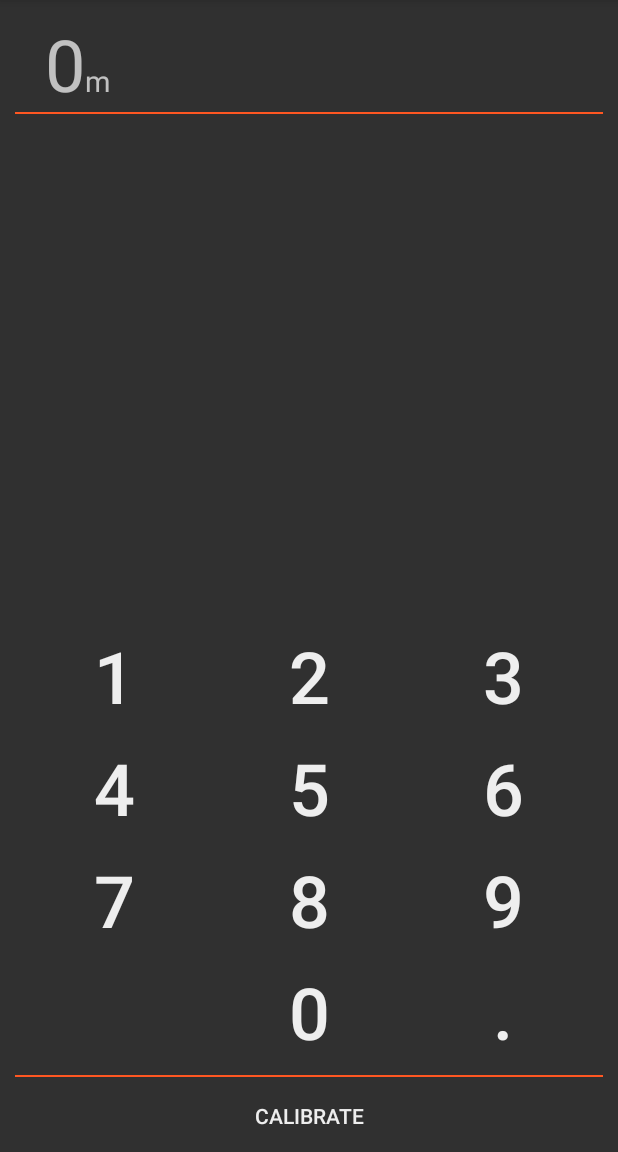
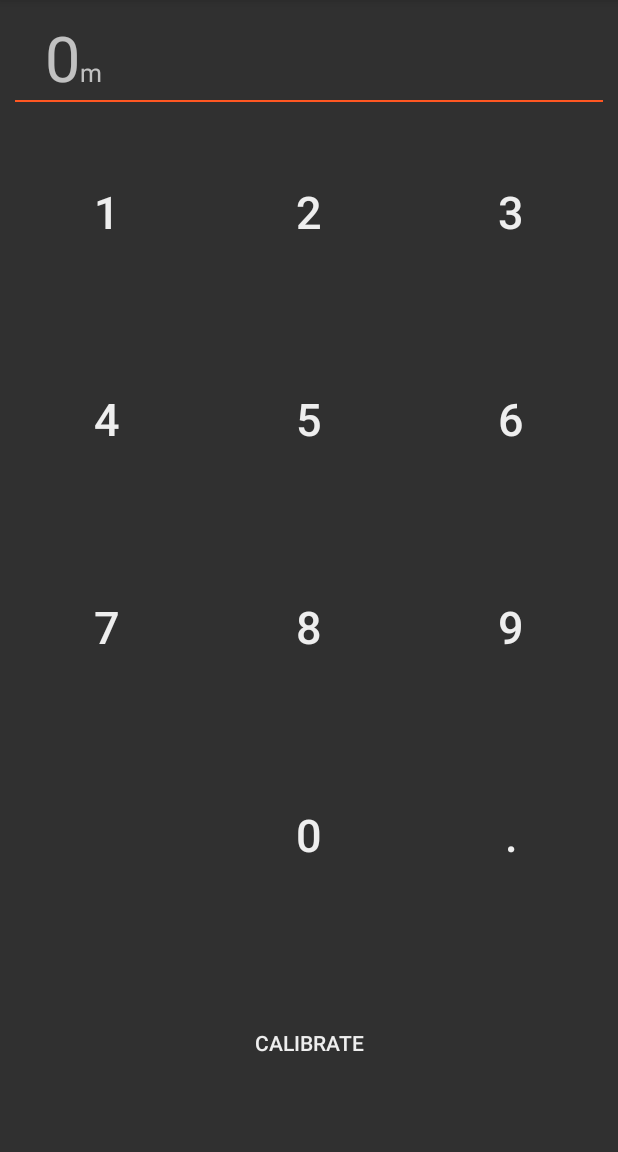
Before and after one commit to choyg/Hiking-Altimeter, an Android app: the fragment CalibrationFragment shown on its own in the app's theme, on a phone screen of 412 x 824 dp, the part 84-1236 px from its top. Run offline under Robolectric (Android 15) with nearby library versions, the phone set to English and light mode, and no system bars.

Commit message:
Added flexible calibration layout that does not overflow in landscape orientation

```diff
--- a/app/build.gradle
+++ b/app/build.gradle
@@ -20,6 +20,7 @@ android {
 }
 
 dependencies {
+    compile 'com.android.support:gridlayout-v7:23.4.0'
     compile fileTree(dir: 'libs', include: ['*.jar'])
     compile 'com.android.support:appcompat-v7:23.1.1'
     compile project(':tabs')
--- a/app/src/main/AndroidManifest.xml
+++ b/app/src/main/AndroidManifest.xml
@@ -16,6 +16,7 @@
                 <category android:name="android.intent.category.LAUNCHER" />
             </intent-filter>
         </activity>
+        <service android:name=".BarometerService"/>
     </application>
 
 </manifest>
--- a/app/src/main/java/testb/org/altimeter/CalibrationFragment.java
+++ b/app/src/main/java/testb/org/altimeter/CalibrationFragment.java
@@ -23,7 +23,7 @@ public class CalibrationFragment extends Fragment {
 
     @Override
     public View onCreateView(LayoutInflater inflater, ViewGroup container, Bundle savedInstanceState) {
-        View myView = inflater.inflate(R.layout.test, container, false);
+        View myView = inflater.inflate(R.layout.calibration, container, false);
         sharedPref = PreferenceManager.getDefaultSharedPreferences(getActivity());
 
         listener = new SharedPreferences.OnSharedPreferenceChangeListener() {
@@ -143,7 +143,7 @@ public class CalibrationFragment extends Fragment {
         icicle.putString("text", currentDistance);
     }
 
-    //Preference Checking. android mvc plsss
+
     private String getUnits() {
         return sharedPref.getString("pref_unitType", "0");
     }
--- a/app/src/main/java/testb/org/altimeter/MainFragment.java
+++ b/app/src/main/java/testb/org/altimeter/MainFragment.java
@@ -97,7 +97,7 @@ public class MainFragment extends Fragment implements SensorEventListener {
     }
 
     private void updateAltitudeTextView(double alt){
-        int unitTextLength=1;
+        int unitTextLength;
         String str;
         str = String.format(getStrFormat(), alt);
         if(getUnits().equals("1")){
--- a/app/src/main/res/layout/calibration.xml
+++ b/app/src/main/res/layout/calibration.xml
@@ -1,127 +1,226 @@
-<GridLayout xmlns:android="http://schemas.android.com/apk/res/android"
+<LinearLayout xmlns:android="http://schemas.android.com/apk/res/android"
     xmlns:tools="http://schemas.android.com/tools"
     android:layout_width="match_parent"
     android:layout_height="match_parent"
+    android:baselineAligned="false"
+    android:orientation="vertical"
     tools:context=".MainActivity">
+
+    <RelativeLayout
+        android:id="@+id/textLayout"
+        android:layout_width="wrap_content"
+        android:layout_height="wrap_content"
+        android:paddingTop="10dp">
+
         <TextView
             android:id="@+id/distance"
             android:layout_width="wrap_content"
             android:layout_height="wrap_content"
             android:layout_alignParentLeft="true"
             android:paddingLeft="30dp"
+            android:text="00000mi"
+            android:textSize="42sp" />
 
-        android:text="00000mi"
-        android:textSize="48sp"
+        <View
+            android:id="@+id/distDivider"
+            android:layout_width="fill_parent"
+            android:layout_height="1sp"
+            android:layout_below="@id/distance"
+            android:layout_marginLeft="10dp"
+            android:layout_marginRight="10dp"
+            android:background="@color/colorPrimary" />
 
+        <ImageButton
+            android:id="@+id/removeButton"
+            style="?android:attr/borderlessButtonStyle"
+            android:layout_width="wrap_content"
+            android:layout_height="wrap_content"
+            android:layout_above="@id/distDivider"
+            android:layout_alignParentRight="true"
+            android:scaleType="fitCenter"
+            android:src="@drawable/ic_action_remove" />
 
+    </RelativeLayout>
+
+    <LinearLayout
+        android:layout_width="match_parent"
+        android:layout_height="0dp"
+        android:gravity="bottom"
+        android:layout_weight="1"
+        android:orientation="vertical">
+
+        <android.support.v7.widget.GridLayout xmlns:grid="http://schemas.android.com/apk/res-auto"
+            android:id="@+id/choice_grid"
+            android:layout_width="match_parent"
+            android:layout_height="match_parent"
+            android:padding="4dp"
+            grid:alignmentMode="alignBounds"
+            grid:columnCount="3"
+            grid:rowOrderPreserved="true"
+            grid:useDefaultMargins="true">
+
+            <Button
+                android:id="@+id/one"
+                android:layout_width="0dp"
+                android:layout_height="0dp"
+                android:background="?android:attr/selectableItemBackground"
+                android:gravity="center"
+                android:text="1"
+                android:textSize="30sp"
+                grid:layout_columnWeight="1"
+                grid:layout_rowWeight="1"
+                grid:layout_gravity="fill" />
+
+            <Button
+                android:id="@+id/two"
+                android:layout_width="0dp"
+                android:layout_height="0dp"
+                android:background="?android:attr/selectableItemBackground"
+                android:gravity="center"
+                android:text="2"
+                android:textSize="30sp"
+                grid:layout_columnWeight="1"
+                grid:layout_rowWeight="1"
+                grid:layout_gravity="fill" />
+
+            <Button
+                android:id="@+id/three"
+                android:layout_width="0dp"
+                android:layout_height="0dp"
+                android:background="?android:attr/selectableItemBackground"
+                android:gravity="center"
+                android:text="3"
+                android:textSize="30sp"
+                grid:layout_columnWeight="1"
+                grid:layout_rowWeight="1"
+                grid:layout_gravity="fill" />
+
+            <Button
+                android:id="@+id/four"
+                android:layout_width="0dp"
+                android:layout_height="0dp"
+                android:background="?android:attr/selectableItemBackground"
+                android:gravity="center"
+                android:text="4"
+                android:textSize="30sp"
+                grid:layout_columnWeight="1"
+                grid:layout_rowWeight="1"
+                grid:layout_gravity="fill" />
+
+            <Button
+                android:id="@+id/five"
+                android:layout_width="0dp"
+                android:layout_height="0dp"
+                android:background="?android:attr/selectableItemBackground"
+                android:gravity="center"
+                android:text="5"
+                android:textSize="30sp"
+                grid:layout_columnWeight="1"
+                grid:layout_rowWeight="1"
+                grid:layout_gravity="fill"
                 />
 
             <Button
-        android:id="@+id/one"
-        android:layout_width="wrap_content"
-        android:layout_height="wrap_content"
-        android:layout_marginBottom="10dp"
+                android:id="@+id/six"
+                android:layout_width="0dp"
+                android:layout_height="0dp"
                 android:background="?android:attr/selectableItemBackground"
-        android:text="1"
-        android:textSize="48sp"
-        android:layout_column="1"
-        android:layout_row="1"/>
-
-    <Button
-        android:id="@+id/two"
-        android:layout_width="wrap_content"
-        android:layout_height="wrap_content"
-        android:background="?android:attr/selectableItemBackground"
-        android:text="2"
-        android:textSize="48sp" />
-
-    <Button
-        android:id="@+id/three"
-        android:layout_width="wrap_content"
-        android:layout_height="wrap_content"
-        android:background="?android:attr/selectableItemBackground"
-        android:text="3"
-        android:textSize="48sp" />
-
-    <Button
-        android:id="@+id/four"
-        android:layout_width="wrap_content"
-        android:layout_height="wrap_content"
-        android:background="?android:attr/selectableItemBackground"
-        android:text="4"
-        android:textSize="48sp"
-        android:layout_column="1"
-        android:layout_row="2"/>
-
-    <Button
-        android:id="@+id/five"
-        android:layout_width="wrap_content"
-        android:layout_height="wrap_content"
-        android:background="?android:attr/selectableItemBackground"
-        android:text="5"
-        android:textSize="48sp" />
-
-    <Button
-        android:id="@+id/six"
-        android:layout_width="wrap_content"
-        android:layout_height="wrap_content"
-        android:layout_marginBottom="10dp"
-        android:background="?android:attr/selectableItemBackground"
+                android:gravity="center"
                 android:text="6"
-        android:textSize="48sp" />
+                android:textSize="30sp"
+                grid:layout_columnWeight="1"
+                grid:layout_rowWeight="1"
+                grid:layout_gravity="fill" />
 
             <Button
                 android:id="@+id/seven"
-        android:layout_width="wrap_content"
-        android:layout_height="wrap_content"
+                android:layout_width="0dp"
+                android:layout_height="0dp"
                 android:background="?android:attr/selectableItemBackground"
+                android:gravity="center"
                 android:text="7"
-        android:textSize="48sp"
-        android:layout_row="3"
-        android:layout_column="1"/>
+                android:textSize="30sp"
+                grid:layout_columnWeight="1"
+                grid:layout_rowWeight="1"
+                grid:layout_gravity="fill" />
 
             <Button
                 android:id="@+id/eight"
-        android:layout_width="wrap_content"
-        android:layout_height="wrap_content"
+                android:layout_width="0dp"
+                android:layout_height="0dp"
                 android:background="?android:attr/selectableItemBackground"
+                android:gravity="center"
                 android:text="8"
-        android:textSize="48sp" />
+                android:textSize="30sp"
+                grid:layout_columnWeight="1"
+                grid:layout_rowWeight="1"
+                grid:layout_gravity="fill" />
 
             <Button
                 android:id="@+id/nine"
-        android:layout_width="wrap_content"
-        android:layout_height="wrap_content"
-        android:layout_marginBottom="10dp"
+                android:layout_width="0dp"
+                android:layout_height="0dp"
                 android:background="?android:attr/selectableItemBackground"
+                android:gravity="center"
                 android:text="9"
-        android:textSize="48sp" />
+                android:textSize="30sp"
+                grid:layout_columnWeight="1"
+                grid:layout_rowWeight="1"
+                grid:layout_gravity="fill" />
+
             <Button
                 android:id="@+id/filler"
-        android:layout_width="wrap_content"
-        android:layout_height="wrap_content"
+                android:layout_width="0dp"
+                android:layout_height="0dp"
                 android:background="?android:attr/selectableItemBackground"
-        android:text="0"
-        android:textSize="48sp"
-        android:typeface="monospace"
+                android:gravity="center"
+                android:text="1"
+                android:textSize="30sp"
                 android:visibility="invisible"
-        android:layout_row="4"
-        android:layout_column="1"/>
+                grid:layout_columnWeight="1"
+                grid:layout_rowWeight="1"
+                grid:layout_gravity="fill" />
 
             <Button
                 android:id="@+id/zero"
-        android:layout_width="wrap_content"
-        android:layout_height="wrap_content"
+                android:layout_width="0dp"
+                android:layout_height="0dp"
                 android:background="?android:attr/selectableItemBackground"
+                android:gravity="center"
                 android:text="0"
-        android:textSize="48sp" />
+                android:textSize="30sp"
+                grid:layout_columnWeight="1"
+                grid:layout_rowWeight="1"
+                grid:layout_gravity="fill" />
 
             <Button
                 android:id="@+id/decimal"
-        android:layout_width="wrap_content"
-        android:layout_height="wrap_content"
-        android:layout_marginBottom="10dp"
+                android:layout_width="0dp"
+                android:layout_height="0dp"
                 android:background="?android:attr/selectableItemBackground"
+                android:gravity="center"
                 android:text="."
-        android:textSize="48sp" />
-</GridLayout>
+                android:textSize="30sp"
+                grid:layout_columnWeight="1"
+                grid:layout_rowWeight="1"
+                grid:layout_gravity="fill" />
+
+
+            <Button
+                android:id="@+id/calibrationButton"
+                android:layout_width="0dp"
+                android:layout_height="0dp"
+                android:background="?android:attr/selectableItemBackground"
+                android:gravity="center"
+                android:text="Calibrate"
+                grid:layout_columnSpan="3"
+                grid:layout_columnWeight="1"
+                grid:layout_rowWeight="1"
+                grid:layout_gravity="fill" />
+
+
+        </android.support.v7.widget.GridLayout>
+
+
+    </LinearLayout>
+</LinearLayout>
--- a/app/src/main/res/layout/frame.xml
+++ b/app/src/main/res/layout/frame.xml
@@ -8,8 +8,6 @@
     android:id="@+id/tabs"
     android:layout_width="match_parent"
     android:layout_height="36dp"
-
-
     />
 
 <android.support.v4.view.ViewPager
--- a/app/src/main/res/layout/test.xml
+++ b/app/src/main/res/layout/test.xml
@@ -9,8 +9,7 @@
         android:id="@+id/textLayout"
         android:layout_width="wrap_content"
         android:layout_height="wrap_content"
-        android:paddingTop="10dp"
-        >
+        android:paddingTop="10dp">
 
         <TextView
             android:id="@+id/distance"
@@ -18,21 +17,14 @@
             android:layout_height="wrap_content"
             android:layout_alignParentLeft="true"
             android:paddingLeft="30dp"
-
             android:text="00000mi"
-            android:textSize="48sp"
-
-
-            />
-
-    </RelativeLayout>
+            android:textSize="48sp" />
 
         <View
             android:id="@+id/distDivider"
             android:layout_width="fill_parent"
             android:layout_height="1sp"
-
-        android:layout_below="@id/textLayout"
+            android:layout_below="@id/distance"
             android:layout_marginLeft="10dp"
             android:layout_marginRight="10dp"
             android:background="@color/colorPrimary" />
@@ -41,14 +33,15 @@
             android:id="@+id/removeButton"
             style="?android:attr/borderlessButtonStyle"
             android:layout_width="wrap_content"
+            android:layout_height="wrap_content"
+            android:layout_above="@id/distDivider"
+            android:layout_alignParentRight="true"
+            android:scaleType="fitCenter"
+            android:src="@drawable/ic_action_remove" />
 
-        android:layout_height="wrap_content"
-        android:layout_alignParentRight="true"
-        android:layout_above="@id/distDivider"
-        android:scaleType="fitCenter"
-        android:src="@drawable/ic_action_remove"
+    </RelativeLayout>
 
-        />
+
     <Button
         android:id="@+id/calibrationButton"
         android:layout_width="match_parent"
```
Also changed, not shown: app/src/main/java/testb/org/altimeter/BarometerService.java (added, +54 -0 lines), app/src/main/java/testb/org/altimeter/CalculationSingleton.java (+12 -4 lines), app/src/main/java/testb/org/altimeter/MainActivity.java (+4 -10 lines), app/src/main/java/testb/org/altimeter/SettingsFragment.java (+9 -0 lines), app/src/main/res/xml/preferences.xml (+14 -10 lines), app/src/main/res/values/arrays.xml (indentation only), 2 other files. Lines whose indentation alone changed are shown as unchanged.
